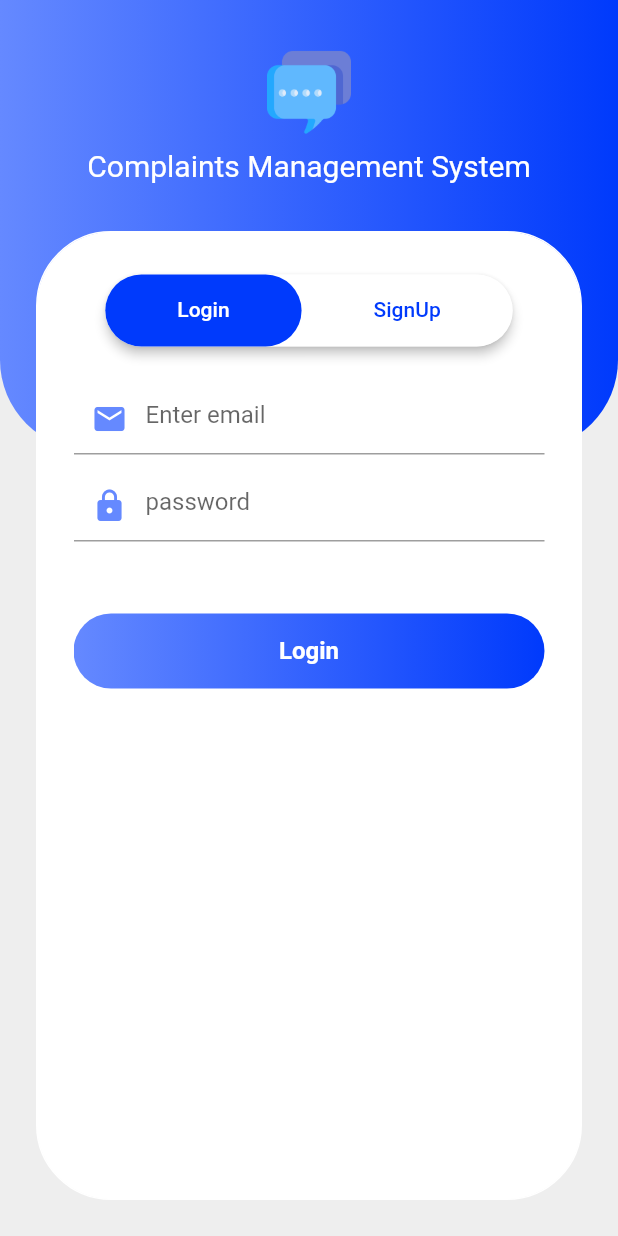
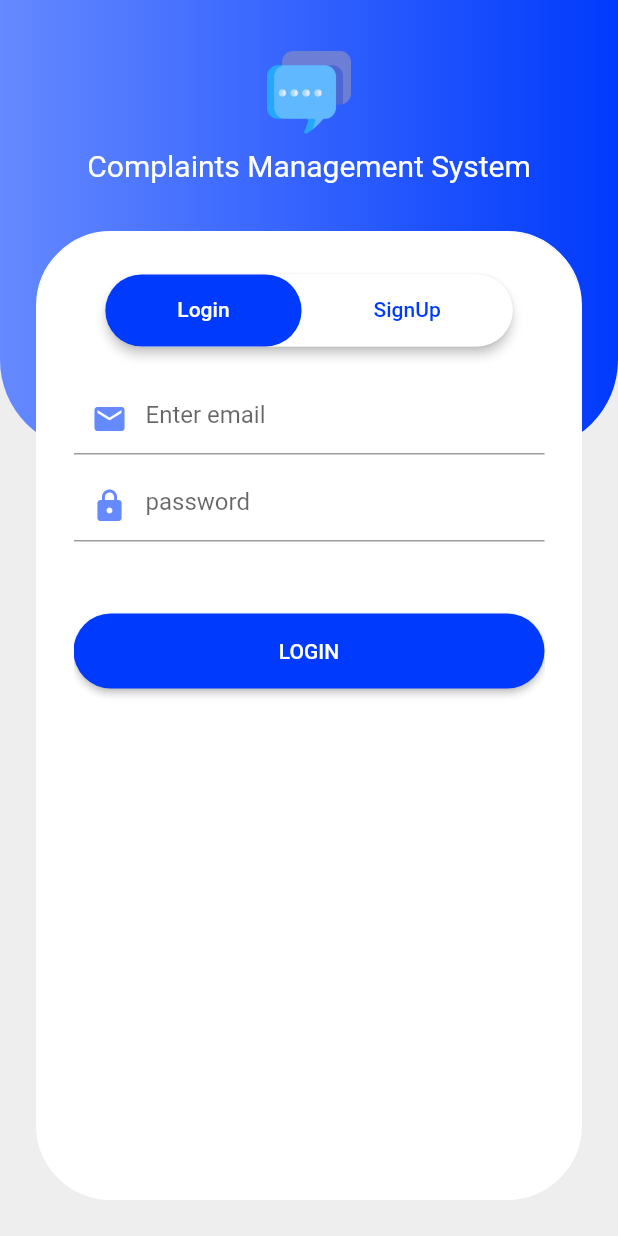
Before and after one commit to AbdAlQaderFarajallah/complaints_management, a Flutter app: the screen it shows after launch, on a phone screen of 412 x 824 dp. Run offline on Flutter 3.47's test engine with Material 2 defaults, Android fonts, the light colour scheme and no system bars; our stand-ins replace flutter_svg, font_awesome_flutter, get, shared_preferences, shimmer; project files that could hold a hidden picture were left out.

Commit message:
* login_and_signup Button Animation

```diff
--- a/lib/screens/login_and_signup.dart
+++ b/lib/screens/login_and_signup.dart
@@ -27,6 +27,8 @@ class _LoginAndSignupPageState extends State<LoginAndSignupPage>
   late TextEditingController _emailTextController;
   late TextEditingController _passwordTextController;
   late TextEditingController _nameTextController;
+
+  bool isLoading = false;
 
   @override
   void initState() {
@@ -153,35 +155,29 @@ class _LoginAndSignupPageState extends State<LoginAndSignupPage>
                                     textController: _passwordTextController,
                                   ),
                                   const SizedBox(height: 48),
-                                  GestureDetector(
-                                    onTap: () async {
-                                      await performLogin();
-                                    },
-                                    child: Container(
+                                  SizedBox(
                                     height: 50.0,
                                     width: 264,
-                                      decoration: const BoxDecoration(
-                                        gradient: LinearGradient(
-                                          begin: Alignment.centerLeft,
-                                          end: Alignment.centerRight,
-                                          colors: [
-                                            Color(0xFF6589FF),
-                                            Color(0xFF003AFC),
-                                          ],
-                                        ),
-                                        borderRadius: BorderRadius.all(
-                                            Radius.circular(30)),
-                                      ),
-                                      child: const Center(
-                                        child: Text(
-                                          'Login',
-                                          style: TextStyle(
-                                              fontWeight: FontWeight.bold,
-                                              color: Colors.white,
-                                              fontSize: 16),
-                                        ),
-                                      ),
-                                    ),
+                                    child: ElevatedButton(
+                                        style: ElevatedButton.styleFrom(
+                                            padding: const EdgeInsets.all(5),
+                                            backgroundColor:
+                                                const Color(0xFF003AFC),
+                                            shape: const StadiumBorder()),
+                                        onPressed: () async {
+                                          if(isLoading) return ;
+                                          setState(() {
+                                            isLoading = true ;
+                                          });
+                                          await Future.delayed(const Duration(seconds: 2) , () async => await performLogin());
+                                          setState(() {
+                                            isLoading = false ;
+                                          });
+                                        },
+                                        child: isLoading
+                                            ? const CircularProgressIndicator(
+                                                color: Colors.white)
+                                            : const Text('LOGIN')),
                                   ),
                                 ],
                               ),
@@ -218,37 +214,29 @@ class _LoginAndSignupPageState extends State<LoginAndSignupPage>
                                     textController: _passwordTextController,
                                   ),
                                   const SizedBox(height: 30),
-                                  GestureDetector(
-                                    onTap: () async {
-                                      await performRegister();
-                                    },
-                                    child: Container(
+                                  SizedBox(
                                     height: 50.0,
                                     width: 264,
-                                      decoration: const BoxDecoration(
-                                        gradient: LinearGradient(
-                                          begin: Alignment.centerLeft,
-                                          end: Alignment.centerRight,
-                                          colors: [
-                                            Color(0xFF6589FF),
-                                            Color(0xFF003AFC),
-                                          ],
-                                        ),
-                                        borderRadius: BorderRadius.all(
-                                          Radius.circular(30),
-                                        ),
-                                      ),
-                                      child: const Center(
-                                        child: Text(
-                                          'Sign Up',
-                                          style: TextStyle(
-                                            fontWeight: FontWeight.bold,
-                                            color: Colors.white,
-                                            fontSize: 16,
-                                          ),
-                                        ),
-                                      ),
-                                    ),
+                                    child: ElevatedButton(
+                                        style: ElevatedButton.styleFrom(
+                                            padding: const EdgeInsets.all(5),
+                                            backgroundColor:
+                                            const Color(0xFF003AFC),
+                                            shape: const StadiumBorder()),
+                                        onPressed: () async {
+                                          if(isLoading) return ;
+                                          setState(() {
+                                            isLoading = true ;
+                                          });
+                                          await Future.delayed(const Duration(seconds: 2) , () async => await performRegister());
+                                          setState(() {
+                                            isLoading = false ;
+                                          });
+                                        },
+                                        child: isLoading
+                                            ? const CircularProgressIndicator(
+                                            color: Colors.white)
+                                            : const Text('SIGN UP')),
                                   ),
                                   const SizedBox(height: 24),
                                   Row(
@@ -286,8 +274,6 @@ class _LoginAndSignupPageState extends State<LoginAndSignupPage>
     );
   }
 
-
-
   //****************************************************************************
 
   Future<void> performLogin() async {
@@ -317,14 +303,11 @@ class _LoginAndSignupPageState extends State<LoginAndSignupPage>
 
   //****************************************************************************
 
-
   Future<void> performRegister() async {
     if (checkDataRegister()) {
       await Register();
     }
   }
-
-
 
   bool checkDataRegister() {
     if (_emailTextController.text.isNotEmpty &&
```
Lines whose indentation alone changed are shown as unchanged.
